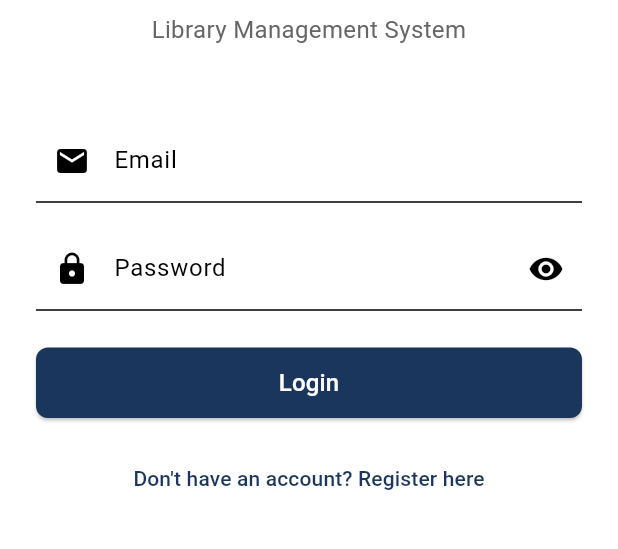
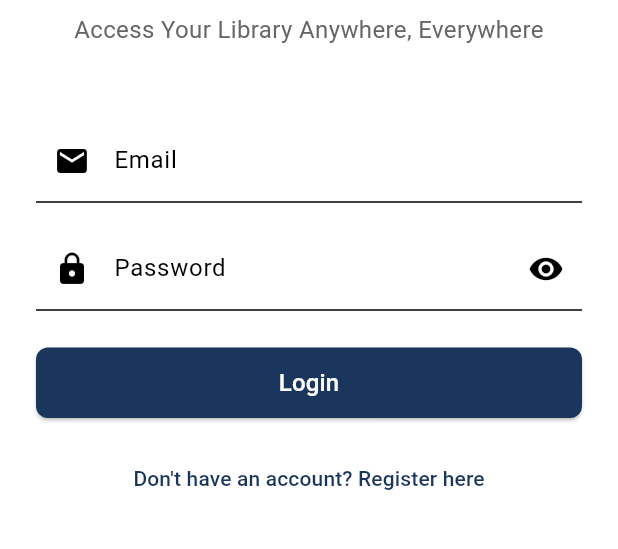
Before and after one commit to Abdull0h3/LibriUni-Mobile-Application--College, a Flutter app: the screen it shows after launch, on a phone screen of 412 x 824 dp, the part 497-1046 px from its top. Run offline on Flutter 3.47's test engine with Material 3 defaults, Android fonts, the phone set to English and light mode, and no system bars; our stand-ins replace cloud_firestore, firebase_auth, firebase_core, fl_chart, go_router; missing offline and left inert: mobile_scanner; accounts and stored records are empty.

Commit message:
added a welcoming sentence in login page

```diff
--- /dev/null
+++ b/s1/devtools_options.yaml
@@ -0,0 +1,3 @@
+description: This file stores settings for Dart & Flutter DevTools.
+documentation: https://docs.flutter.dev/tools/devtools/extensions#configure-extension-enablement-states
+extensions:
--- a/s1/lib/screens/auth/login_screen.dart
+++ b/s1/lib/screens/auth/login_screen.dart
@@ -90,7 +90,7 @@
                 ),
                 const SizedBox(height: 8),
                 const Text(
-                  'Library Management System',
+                  'Access Your Library Anywhere, Everywhere',
                   textAlign: TextAlign.center,
                   style: TextStyle(
                     fontSize: 16,
```
